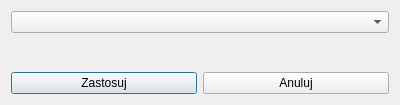
Before: the Qt Designer form ui/ModifyData/get-dummies.ui in OskarLewandowski/dex-data-experience, drawn with Qt 5.
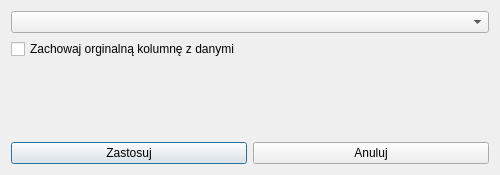
After: the same form once the commit is applied.

Commit message: update get dummies

The edit to the form file:
```diff
--- a/ui/ModifyData/get-dummies.ui
+++ b/ui/ModifyData/get-dummies.ui
@@ -9,14 +9,14 @@
    <rect>
     <x>0</x>
     <y>0</y>
-    <width>400</width>
-    <height>105</height>
+    <width>500</width>
+    <height>175</height>
    </rect>
   </property>
   <property name="minimumSize">
    <size>
-    <width>400</width>
-    <height>105</height>
+    <width>500</width>
+    <height>175</height>
    </size>
   </property>
   <property name="windowTitle">
@@ -26,7 +26,14 @@
    <item>
     <widget class="QComboBox" name="comboBox_Select_Data">
      <property name="placeholderText">
-      <string>Wybierz kolumnę do rozdzielenia danych...</string>
+      <string>Wybierz kolumnę do przeprowadzenia kodowania etykiet...</string>
+     </property>
+    </widget>
+   </item>
+   <item>
+    <widget class="QCheckBox" name="checkBox_Keep_Data">
+     <property name="text">
+      <string>Zachowaj orginalną kolumnę z danymi</string>
      </property>
     </widget>
    </item>
@@ -35,6 +42,9 @@
      <property name="text">
       <string/>
      </property>
+     <property name="alignment">
+      <set>Qt::AlignCenter</set>
+     </property>
     </widget>
    </item>
    <item>
```
Left out of the diff: 2 changed lines with no effect on the pictures. The commit also changes 4 other files.
